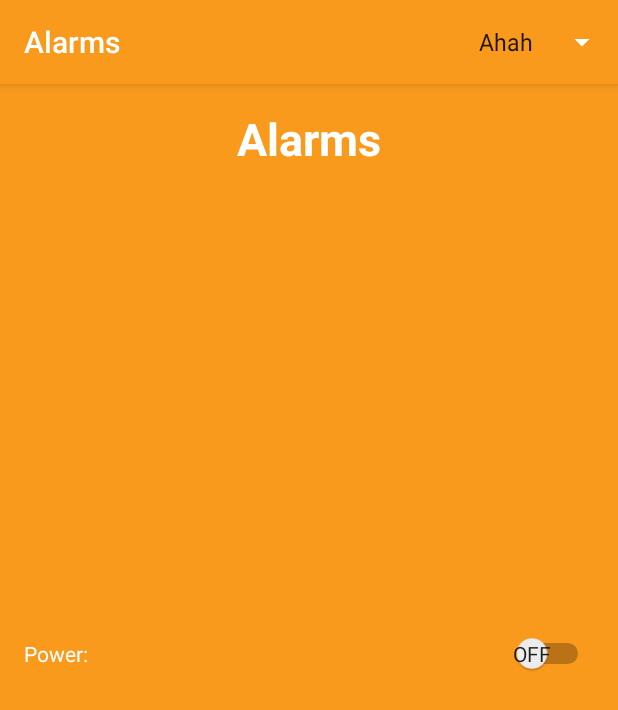
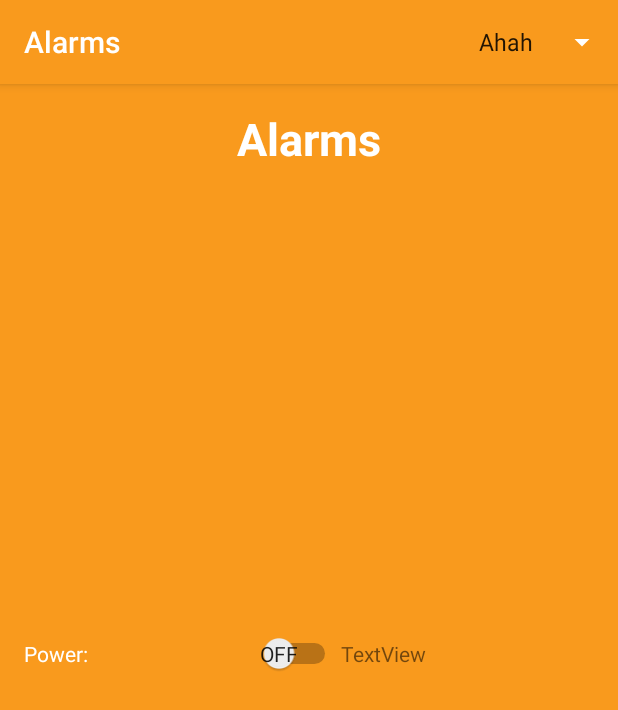
Before and after one commit to zosmak/uControl, an Android app: the activity_alarms screen opened directly, with no data from a screen before it, on a phone screen of 412 x 824 dp. Shown: the top 710 px of the screen. Run offline under Robolectric (Android 15) with nearby library versions, the phone set to English and light mode, and no system bars.

Commit message:
nada de jeito

```diff
--- a/UControlStudio/app/src/main/java/ucontrol/ucontrolstudio/activity_alarms.java
+++ b/UControlStudio/app/src/main/java/ucontrol/ucontrolstudio/activity_alarms.java
@@ -7,14 +7,24 @@ import android.view.Menu;
 import android.view.MenuItem;
 import android.widget.ArrayAdapter;
 import android.widget.Spinner;
+import android.widget.TextView;
+
+import java.net.URL;
 
 public class activity_alarms extends AppCompatActivity {
+
+    TextView teste;
 
     @Override
     protected void onCreate(Bundle savedInstanceState) {
         super.onCreate(savedInstanceState);
         setContentView(R.layout.activity_alarms);
+
+        teste = (TextView)findViewById(R.id.teste);
+
     }
+
+
 
     @Override
     public boolean onCreateOptionsMenu(Menu menu) {
--- a/UControlStudio/app/src/main/res/layout/activity_alarms.xml
+++ b/UControlStudio/app/src/main/res/layout/activity_alarms.xml
@@ -50,6 +50,14 @@
                 android:id="@+id/ilumination_switch"
                 android:textColor="@android:color/white"
                 android:layout_weight="1" />
+
+            <TextView
+                android:text="TextView"
+                android:layout_width="wrap_content"
+                android:layout_height="wrap_content"
+                android:id="@+id/teste"
+                android:layout_weight="1" />
+
         </LinearLayout>
     </LinearLayout>
 
```
